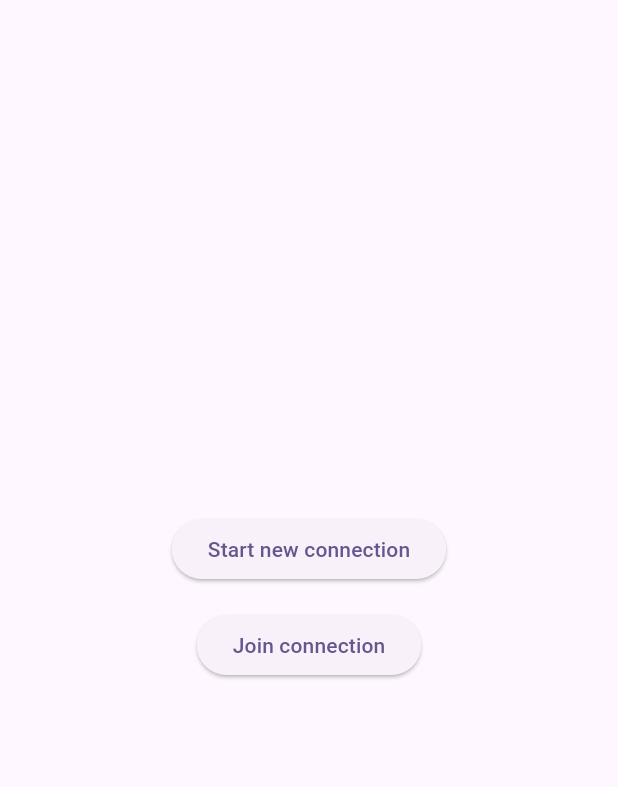
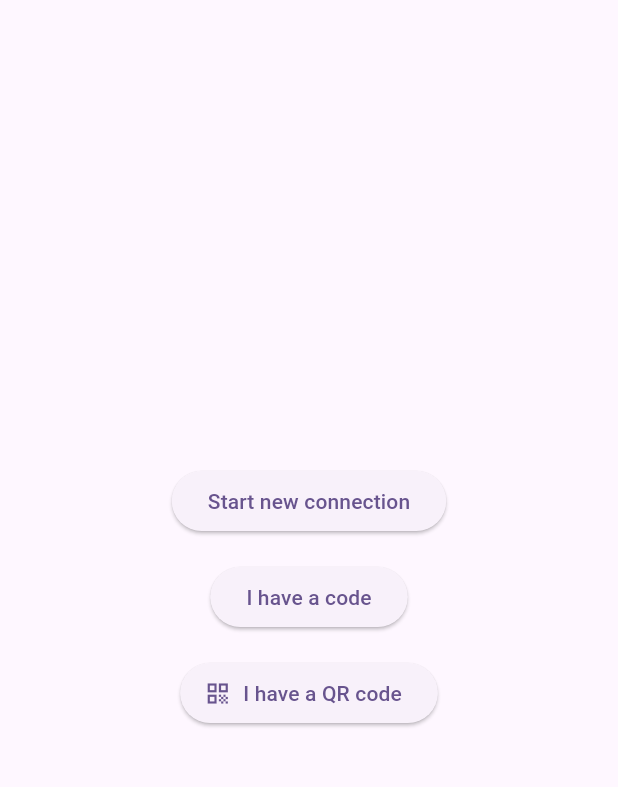
Before and after one commit to derk1998/p2p-copy-paste, a Flutter app: the screen it shows after launch, on a phone screen of 412 x 824 dp, the part 63-850 px from its top. Run offline on Flutter 3.47's test engine with Material 3 defaults, Android fonts, the light colour scheme and no system bars; our stand-ins replace cloud_firestore, firebase_core, flutter_riverpod, qr_flutter; missing offline and left inert: flutter_webrtc, qr_code_scanner; accounts and stored records are empty; generated files the repository leaves out were written again.

Commit message:
Add qr code scanning

```diff
--- a/lib/screens/home.dart
+++ b/lib/screens/home.dart
@@ -1,7 +1,7 @@
 import 'package:flutter/material.dart';
 import 'package:flutter_riverpod/flutter_riverpod.dart';
 import 'package:test_webrtc/view_models/home.dart';
-import 'package:test_webrtc/widgets/button.dart';
+import 'package:test_webrtc/widgets/button.dart' as btn;
 
 class HomeScreen extends ConsumerWidget {
   const HomeScreen({super.key});
@@ -21,11 +21,19 @@ class HomeScreen extends ConsumerWidget {
           child: Column(
             mainAxisSize: MainAxisSize.min,
             children: [
-              Button(viewModel: viewModel.startNewConnectionButtonViewModel),
+              btn.Button(
+                  viewModel: viewModel.startNewConnectionButtonViewModel),
               const SizedBox(
                 height: 16,
               ),
-              Button(viewModel: viewModel.joinConnectionButtonViewModel),
+              btn.Button(viewModel: viewModel.joinConnectionButtonViewModel),
+              if (viewModel.joinWithQrCodeButtonViewModel != null) ...[
+                const SizedBox(
+                  height: 16,
+                ),
+                btn.IconButton(
+                    viewModel: viewModel.joinWithQrCodeButtonViewModel!)
+              ],
             ],
           ),
         ),
--- a/lib/view_models/home.dart
+++ b/lib/view_models/home.dart
@@ -1,9 +1,12 @@
 import 'dart:core';
+import 'dart:io';
 
+import 'package:flutter/foundation.dart';
 import 'package:flutter/material.dart';
 import 'package:flutter_riverpod/flutter_riverpod.dart';
 import 'package:test_webrtc/screens/join_connection.dart';
 import 'package:test_webrtc/screens/new_connection.dart';
+import 'package:test_webrtc/screens/scan_qr_code.dart';
 import 'package:test_webrtc/view_models/button.dart';
 
 class HomeScreenViewModel {
@@ -13,17 +16,32 @@ class HomeScreenViewModel {
         onPressed: _onStartNewConnectionButtonClicked);
 
     joinConnectionButtonViewModel = ButtonViewModel(
-        title: 'Join connection', onPressed: _onJoinConnectionButtonClicked);
+        title: 'I have a code', onPressed: _onJoinConnectionButtonClicked);
+
+    if (!kIsWeb) {
+      //not supported for web
+      joinWithQrCodeButtonViewModel = IconButtonViewModel(
+          title: 'I have a QR code',
+          onPressed: _onJoinWithQrCodeButtonClicked,
+          icon: Icons.qr_code);
+    }
   }
 
   final NavigatorState navigator;
   final String title = 'P2P Copy Paste';
   late ButtonViewModel startNewConnectionButtonViewModel;
   late ButtonViewModel joinConnectionButtonViewModel;
+  IconButtonViewModel? joinWithQrCodeButtonViewModel;
 
   void _onStartNewConnectionButtonClicked() async {
     navigator.push(MaterialPageRoute(
       builder: (context) => const NewConnectionScreen(),
+    ));
+  }
+
+  void _onJoinWithQrCodeButtonClicked() {
+    navigator.push(MaterialPageRoute(
+      builder: (context) => const ScanQRCodeScreen(),
     ));
   }
 
--- a/pubspec.yaml
+++ b/pubspec.yaml
@@ -40,6 +40,7 @@ dependencies:
   cloud_firestore: ^4.15.8
   flutter_riverpod: ^2.5.1
   qr_flutter: ^4.1.0
+  qr_code_scanner: ^1.0.1
 
 dev_dependencies:
   flutter_test:
```
Also changed, not shown: lib/screens/scan_qr_code.dart (added, +42 -0 lines), lib/services/create_connection.dart (+4 -5 lines), lib/view_models/abstract_join_connection.dart (added, +49 -0 lines), lib/view_models/join_connection.dart (+5 -31 lines), lib/view_models/scan_qr_code.dart (added, +36 -0 lines), pubspec.lock.
